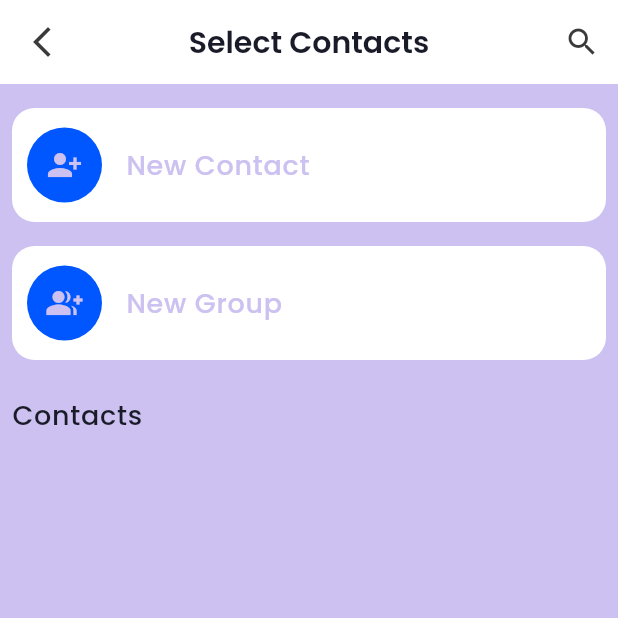
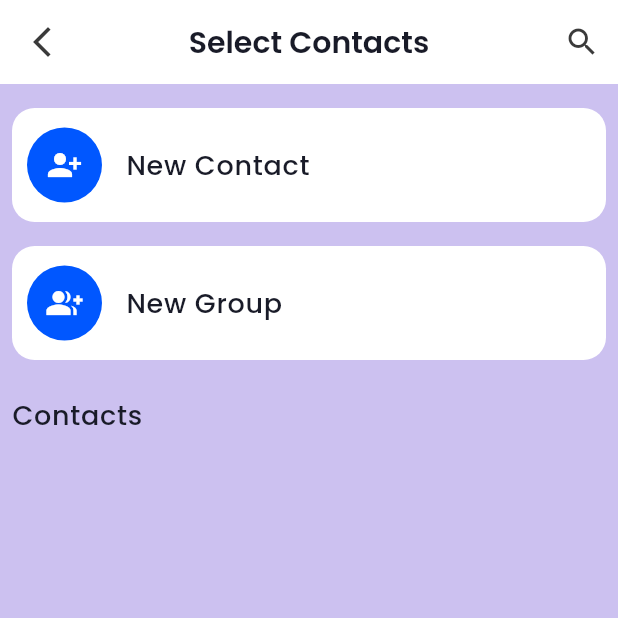
Before and after one commit to tirthkp/flutter_chat_app, a Flutter app: the HomePage screen opened by its route, after a tap on "Contacts", on a phone screen of 412 x 824 dp, the top half of it. Run offline on Flutter 3.47's test engine with Material 3 defaults, Android fonts, the phone set to English and light mode, and no system bars; our stand-ins replace cached_network_image, cloud_firestore, firebase_auth, firebase_core, firebase_storage, flutter_svg and 3 more; missing offline and left inert: firebase_app_check; accounts and stored records are empty; generated files the repository leaves out were written again; network calls fail.

Commit message:
theme completed

```diff
--- a/lib/config/colors.dart
+++ b/lib/config/colors.dart
@@ -10,4 +10,4 @@ const lBackgroundColor = Color(0xFFCCC1F0);
 const lPrimaryColor = Color(0xff0057ff);
 const lContainerColor = Color(0xFFFFFFFF);
 const lOnBackgroundColor = Color(0xFF191B28);
-const lOnContainerColor = Color.fromARGB(255, 58, 58, 58);
+const lOnContainerColor = Color(0xFF3A3A3A);
--- a/lib/config/themes.dart
+++ b/lib/config/themes.dart
@@ -4,7 +4,7 @@ import 'package:flutter_chat_app/config/colors.dart';
 var lightTheme = ThemeData.light(
   useMaterial3: true,
 ).copyWith(
-  iconTheme: const IconThemeData(color: lOnBackgroundColor),
+  iconTheme: const IconThemeData(color: lBackgroundColor),
   scaffoldBackgroundColor: lBackgroundColor,
   brightness: Brightness.light,
   appBarTheme: const AppBarTheme(
@@ -23,14 +23,20 @@ var lightTheme = ThemeData.light(
       borderRadius: BorderRadius.all(Radius.circular(10)),
       borderSide: BorderSide(width: 0),
     ),
+    hintStyle: TextStyle(
+      fontSize: 12,
+      color: lOnContainerColor,
+      fontFamily: 'Poppins',
+      fontWeight: FontWeight.w400,
+    ),
   ),
   colorScheme: const ColorScheme.dark(
     primary: lPrimaryColor,
     onPrimary: lBackgroundColor,
     surface: lBackgroundColor,
-    onSurface: lBackgroundColor,
+    onSurface: lOnBackgroundColor,
     primaryContainer: lContainerColor,
-    onPrimaryContainer: lOnContainerColor,
+    onPrimaryContainer: lBackgroundColor,
   ),
   textTheme: const TextTheme(
     headlineLarge: TextStyle(
@@ -91,6 +97,12 @@ var darkTheme = ThemeData(useMaterial3: true).copyWith(
     backgroundColor: dContainerColor,
   ),
   inputDecorationTheme: const InputDecorationTheme(
+    hintStyle: TextStyle(
+      fontSize: 12,
+      color: dOnContainerColor,
+      fontFamily: 'Poppins',
+      fontWeight: FontWeight.w400,
+    ),
     fillColor: dBackgroundColor,
     filled: true,
     border: OutlineInputBorder(
--- a/lib/pages/Chat/widgets/bottom_navbar.dart
+++ b/lib/pages/Chat/widgets/bottom_navbar.dart
@@ -24,7 +24,7 @@ class BottomNavbar extends StatelessWidget {
     return Padding(
       padding: MediaQuery.of(context).viewInsets,
       child: Padding(
-        padding: const EdgeInsets.only(bottom: 8.0),
+        padding: const EdgeInsets.only(bottom: 12.0, left: 8, right: 8),
         child: Container(
           padding: const EdgeInsets.all(10),
           decoration: BoxDecoration(
--- a/lib/pages/Home/home_page.dart
+++ b/lib/pages/Home/home_page.dart
@@ -78,14 +78,12 @@ class _HomePageState extends State<HomePage> with TickerProviderStateMixin {
                   await contactController.getUserList();
                 },
                 backgroundColor: Theme.of(context).colorScheme.primary,
-                child: Icon(
+                child: const Icon(
                   Icons.add,
-                  color: Theme.of(context).colorScheme.onSurface,
+                  color: Colors.white,
                 ),
               ),
-        body: Padding(
-          padding: const EdgeInsets.all(10.0),
-          child: TabBarView(
+        body: TabBarView(
           controller: tabController,
           children: [
             contactController.isLoading.value
@@ -109,7 +107,6 @@ class _HomePageState extends State<HomePage> with TickerProviderStateMixin {
           ],
         ),
       ),
-      ),
     );
   }
 }
--- a/lib/pages/Home/widgets/chat_list.dart
+++ b/lib/pages/Home/widgets/chat_list.dart
@@ -27,7 +27,7 @@ class ChatList extends StatelessWidget {
         children: homeController.chatRoomList.map(
           (e) {
             return Padding(
-              padding: const EdgeInsets.all(8.0),
+              padding: const EdgeInsets.symmetric(vertical: 5.0, horizontal: 8),
               child: ListTile(
                 onTap: () {
                   Get.to(
@@ -99,7 +99,7 @@ class ChatList extends StatelessWidget {
                   e.lastMessage != null && e.lastMessage != ''
                       ? e.lastMessage!
                       : "Hey there",
-                  style: Theme.of(context).textTheme.labelMedium,
+                  style: Theme.of(context).textTheme.labelLarge,
                   maxLines: 1,
                   overflow: TextOverflow.ellipsis,
                 ),
@@ -113,7 +113,7 @@ class ChatList extends StatelessWidget {
                       : Theme.of(context).textTheme.labelMedium,
                 ),
                 shape: RoundedRectangleBorder(
-                  borderRadius: BorderRadius.circular(20),
+                  borderRadius: BorderRadius.circular(10),
                 ),
               ),
             );
--- a/lib/pages/contact/widgets/contact_list.dart
+++ b/lib/pages/contact/widgets/contact_list.dart
@@ -84,7 +84,7 @@ class ContactList extends StatelessWidget {
                   ),
                   subtitle: Text(
                     e.about != null && e.about != '' ? e.about! : "Hey there",
-                    style: Theme.of(context).textTheme.labelMedium,
+                    style: Theme.of(context).textTheme.labelLarge,
                     maxLines: 1,
                     overflow: TextOverflow.ellipsis,
                   ),
--- a/lib/pages/contact/widgets/new_contact_tile.dart
+++ b/lib/pages/contact/widgets/new_contact_tile.dart
@@ -28,7 +28,10 @@ class NewContactTile extends StatelessWidget {
           ),
           width: 50,
           height: 50,
-          child: Icon(icon),
+          child: Icon(
+            icon,
+            color: Colors.white,
+          ),
         ),
         title: Text(title),
       ),
--- a/lib/pages/userProfile/widgets/call_buttons.dart
+++ b/lib/pages/userProfile/widgets/call_buttons.dart
@@ -18,8 +18,8 @@ class CallButton extends StatelessWidget {
     return InkWell(
       onTap: ontap,
       child: Container(
-        height: 70,
-        width: 70,
+        height: 80,
+        width: 80,
         decoration: BoxDecoration(
           color: Theme.of(context).colorScheme.surface,
           borderRadius: BorderRadius.circular(15),
@@ -37,7 +37,7 @@ class CallButton extends StatelessWidget {
               const SizedBox(height: 5),
               Text(
                 name,
-                style: Theme.of(context).textTheme.bodySmall,
+                style: Theme.of(context).textTheme.labelLarge,
               ),
             ],
           ),
```
Also changed, not shown: lib/pages/Groups/newGroup/group_details.dart (+5 -3 lines), lib/pages/Groups/newGroup/new_group.dart (+6 -3 lines). Lines whose indentation alone changed are shown as unchanged.
